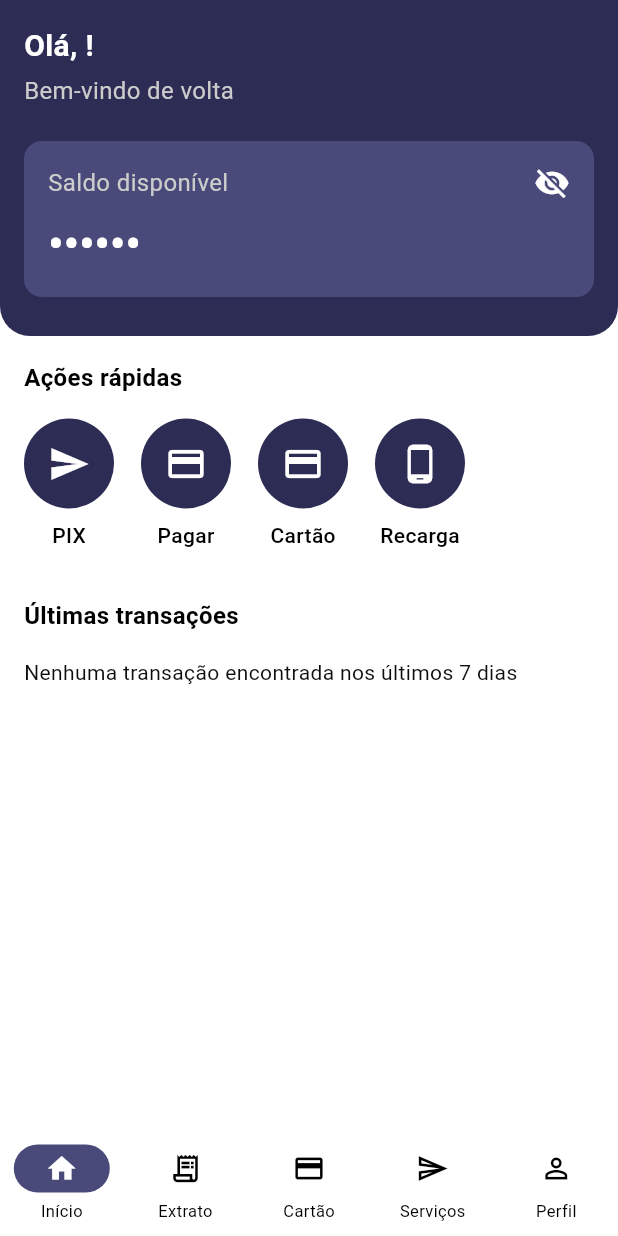
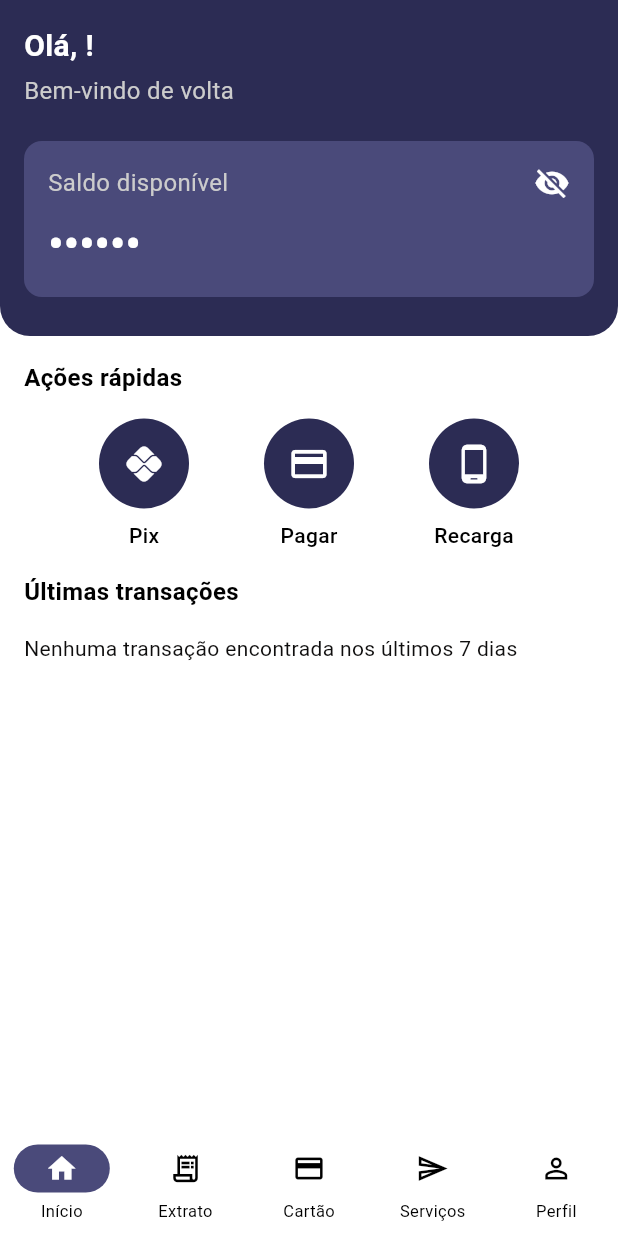
Before and after one commit to usantos/finance_app, a Flutter app: the HomeScreen screen opened by its route, on a phone screen of 412 x 824 dp. Run offline on Flutter 3.47's test engine with Material 3 defaults, Android fonts, the phone set to English and light mode, and no system bars; our stand-ins replace another_flushbar, dio, get_it, pdf, pinput, qr_flutter and 2 more; missing offline and left inert: skeletons_forked; accounts and stored records are empty; network calls fail.

Commit message:
navegaçao das açoes rapidas concluida

```diff
--- a/lib/main.dart
+++ b/lib/main.dart
@@ -74,7 +74,7 @@ class MyApp extends StatelessWidget {
           routes: {
             '/': (context) => const LoginScreen(),
             '/register': (context) => const RegisterScreen(),
-            '/home': (context) => const HomeScreen(),
+            '/home': (context) => HomeScreen(key: HomeScreen.homeKey),
           },
         ),
       ),
--- a/lib/presentation/screens/home_screen.dart
+++ b/lib/presentation/screens/home_screen.dart
@@ -1,16 +1,15 @@
-import 'package:financial_app/core/injection_container.dart';
 import 'package:financial_app/core/theme/app_colors.dart';
 import 'package:financial_app/presentation/screens/credit_card_screen.dart';
 import 'package:financial_app/presentation/screens/profile_screen.dart';
 import 'package:financial_app/presentation/screens/statement_screen.dart';
 import 'package:financial_app/presentation/screens/service_screen.dart';
-import 'package:financial_app/presentation/viewmodels/account_viewmodel.dart';
-import 'package:financial_app/presentation/viewmodels/auth_viewmodel.dart';
 import 'package:flutter/material.dart';
 import 'main_content_screen.dart';
 
 class HomeScreen extends StatefulWidget {
   const HomeScreen({super.key});
+
+  static final GlobalKey<_HomeScreenState> homeKey = GlobalKey<_HomeScreenState>();
 
   @override
   State<HomeScreen> createState() => _HomeScreenState();
@@ -18,8 +17,6 @@ class HomeScreen extends StatefulWidget {
 
 class _HomeScreenState extends State<HomeScreen> {
   int _selectedIndex = 0;
-  final authViewModel = sl.get<AuthViewModel>();
-  final accountViewModel = sl.get<AccountViewModel>();
 
   static const List<Widget> _widgetOptions = <Widget>[
     MainContentScreen(),
@@ -30,9 +27,11 @@ class _HomeScreenState extends State<HomeScreen> {
   ];
 
   void _onItemTapped(int index) {
-    setState(() {
-      _selectedIndex = index;
-    });
+    setState(() => _selectedIndex = index);
+  }
+
+  void navigateToTab(int index) {
+    _onItemTapped(index);
   }
 
   @override
@@ -53,11 +52,7 @@ class _HomeScreenState extends State<HomeScreen> {
         child: NavigationBar(
           backgroundColor: AppColors.white,
           selectedIndex: _selectedIndex,
-          onDestinationSelected: (index) {
-            if (index == _selectedIndex) return;
-            setState(() => _selectedIndex = index);
-            _onItemTapped(index);
-          },
+          onDestinationSelected: (index) => _onItemTapped(index),
           height: 70,
           indicatorColor: AppColors.secondary,
           destinations: const [
--- a/lib/presentation/screens/main_content_screen.dart
+++ b/lib/presentation/screens/main_content_screen.dart
@@ -75,7 +75,10 @@ class _MainContentScreenState extends State<MainContentScreen> {
                       style: TextStyle(fontSize: 16, fontWeight: FontWeight.bold, color: AppColors.black),
                     ),
                     const SizedBox(height: 16),
+
                     const QuickActions(),
+                    const SizedBox(height: 16),
+
                     const Text(
                       'Últimas transações',
                       style: TextStyle(fontSize: 16, fontWeight: FontWeight.bold, color: AppColors.black),
--- a/lib/presentation/screens/quick_actions.dart
+++ b/lib/presentation/screens/quick_actions.dart
@@ -1,40 +1,53 @@
+import 'package:flutter/material.dart';
 import 'package:financial_app/core/theme/app_colors.dart';
-import 'package:flutter/material.dart';
+import 'package:financial_app/presentation/screens/home_screen.dart';
 
-class QuickActions extends StatefulWidget {
+class QuickActions extends StatelessWidget {
   const QuickActions({super.key});
 
   @override
-  State<QuickActions> createState() => _QuickActionsState();
+  Widget build(BuildContext context) {
+    return Row(
+      mainAxisAlignment: MainAxisAlignment.spaceEvenly,
+      children: [
+        _QuickActionButton(
+          icon: Icons.pix,
+          label: 'Pix',
+          onTap: () {
+            HomeScreen.homeKey.currentState?.navigateToTab(3);
+          },
+        ),
+        _QuickActionButton(
+          icon: Icons.payment,
+          label: 'Pagar',
+          onTap: () {
+            ScaffoldMessenger.of(context).showSnackBar(const SnackBar(content: Text('Pagamento em breve!')));
+          },
+        ),
+        _QuickActionButton(
+          icon: Icons.phone_android,
+          label: 'Recarga',
+          onTap: () {
+            ScaffoldMessenger.of(context).showSnackBar(const SnackBar(content: Text('Recarga em breve!')));
+          },
+        ),
+      ],
+    );
+  }
 }
 
-class _QuickActionsState extends State<QuickActions> {
-  final List<Map<String, dynamic>> actions = [
-    {'icon': Icons.send, 'label': 'PIX'},
-    {'icon': Icons.payment, 'label': 'Pagar'},
-    {'icon': Icons.credit_card, 'label': 'Cartão'},
-    {'icon': Icons.phone_android, 'label': 'Recarga'},
-  ];
+class _QuickActionButton extends StatelessWidget {
+  final IconData icon;
+  final String label;
+  final VoidCallback onTap;
+
+  const _QuickActionButton({required this.icon, required this.label, required this.onTap});
 
   @override
   Widget build(BuildContext context) {
-    return SizedBox(
-      height: 120,
-      child: ListView.separated(
-        padding: EdgeInsets.zero,
-        scrollDirection: Axis.horizontal,
-        itemCount: actions.length,
-        separatorBuilder: (_, __) => const SizedBox(width: 18),
-        itemBuilder: (context, index) {
-          final action = actions[index];
-          return _buildActionItem(context, action['icon'] as IconData, action['label'] as String);
-        },
-      ),
-    );
-  }
-
-  Widget _buildActionItem(BuildContext context, IconData icon, String label) {
-    return Column(
+    return GestureDetector(
+      onTap: onTap,
+      child: Column(
         children: [
           Container(
             width: 60,
@@ -48,6 +61,7 @@ class _QuickActionsState extends State<QuickActions> {
             style: const TextStyle(fontWeight: FontWeight.w500, color: AppColors.black),
           ),
         ],
+      ),
     );
   }
 }
```
Also changed, not shown: lib/presentation/viewmodels/transaction_viewmodel.dart (+2 -5 lines). Lines whose indentation alone changed are shown as unchanged.
